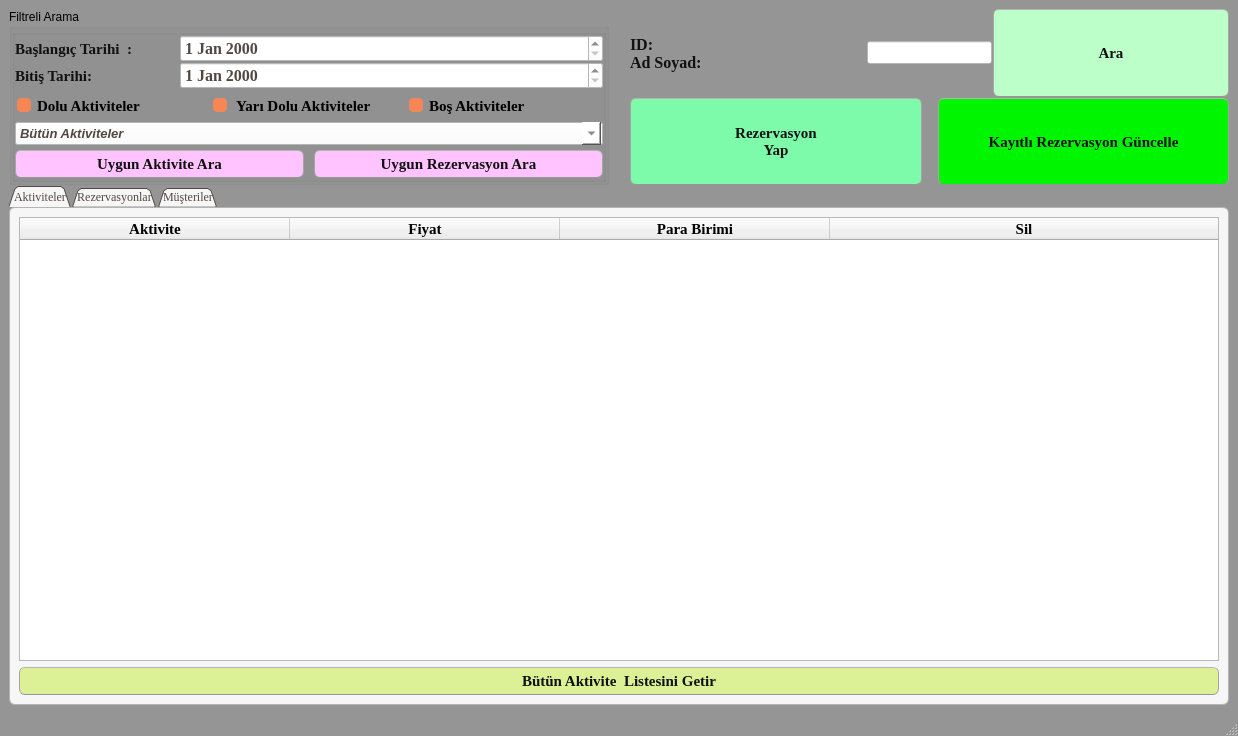
First picture: the form in ui_designs/rezTakip.ui, repository subhanakbenli/Rezervasyon-Takip-Program-, before the edit.
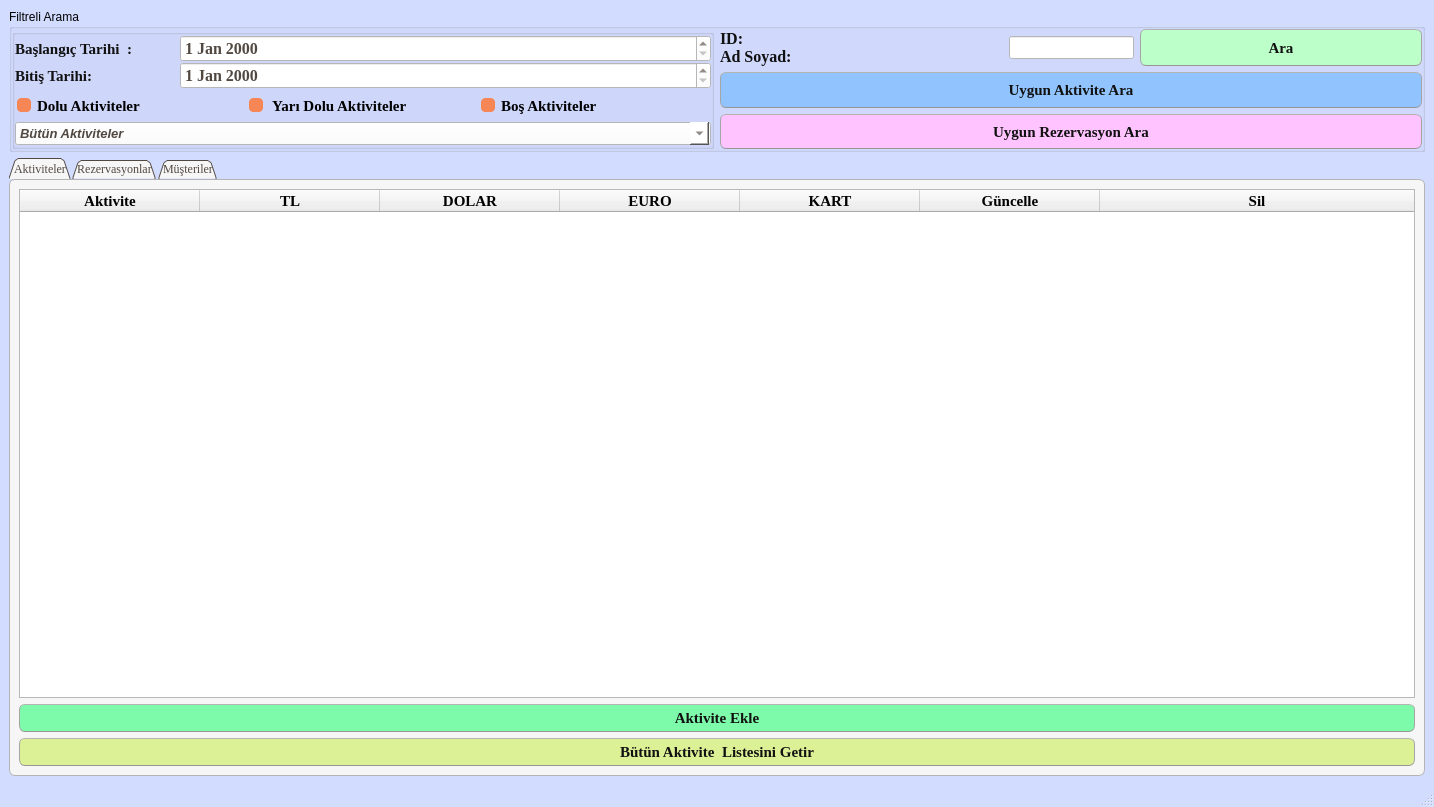
Second picture: the form after the edit. The open tabs and pages were chosen to show the change.

What changed in the file:
```diff
--- a/ui_designs/rezTakip.ui
+++ b/ui_designs/rezTakip.ui
@@ -6,8 +6,8 @@
    <rect>
     <x>0</x>
     <y>0</y>
-    <width>1238</width>
-    <height>736</height>
+    <width>1434</width>
+    <height>807</height>
    </rect>
   </property>
   <property name="minimumSize">
@@ -33,7 +33,7 @@
 Available at: https://github.com/GTRONICK/QSS/blob/master/Ubuntu.qss
 */
 QMainWindow {
-	background-color: rgb(149, 149, 149);
+	background-color: rgb(210, 220, 255);
 }
 QCheckBox {
 	padding:2px;
@@ -526,9 +526,9 @@
   <widget class="QWidget" name="centralwidget">
    <layout class="QGridLayout" name="gridLayout_2">
     <item row="0" column="0">
-     <layout class="QVBoxLayout" name="verticalLayout_6" stretch="1,4">
+     <layout class="QVBoxLayout" name="verticalLayout_6" stretch="1,9">
       <property name="spacing">
-       <number>1</number>
+       <number>6</number>
       </property>
       <item>
        <layout class="QHBoxLayout" name="horizontalLayout_7">
@@ -644,74 +644,6 @@
                 </item>
                </layout>
               </item>
-              <item row="3" column="0">
-               <layout class="QHBoxLayout" name="horizontalLayout">
-                <item>
-                 <widget class="QPushButton" name="UygunAktAra_pushButton">
-                  <property name="sizePolicy">
-                   <sizepolicy hsizetype="Minimum" vsizetype="Expanding">
-                    <horstretch>0</horstretch>
-                    <verstretch>0</verstretch>
-                   </sizepolicy>
-                  </property>
-                  <property name="font">
-                   <font>
-                    <family>Times New Roman</family>
-                    <pointsize>11</pointsize>
-                    <weight>75</weight>
-                    <bold>true</bold>
-                   </font>
-                  </property>
-                  <property name="styleSheet">
-                   <string notr="true">background-color:rgb(255, 196, 255)</string>
-                  </property>
-                  <property name="text">
-                   <string>Uygun Aktivite Ara</string>
-                  </property>
-                 </widget>
-                </item>
-                <item>
-                 <spacer name="horizontalSpacer">
-                  <property name="orientation">
-                   <enum>Qt::Horizontal</enum>
-                  </property>
-                  <property name="sizeType">
-                   <enum>QSizePolicy::Fixed</enum>
-                  </property>
-                  <property name="sizeHint" stdset="0">
-                   <size>
-                    <width>10</width>
-                    <height>20</height>
-                   </size>
-                  </property>
-                 </spacer>
-                </item>
-                <item>
-                 <widget class="QPushButton" name="UygunRezAra_pushButton">
-                  <property name="sizePolicy">
-                   <sizepolicy hsizetype="Minimum" vsizetype="Expanding">
-                    <horstretch>0</horstretch>
-                    <verstretch>0</verstretch>
-                   </sizepolicy>
-                  </property>
-                  <property name="font">
-                   <font>
-                    <family>Times New Roman</family>
-                    <pointsize>11</pointsize>
-                    <weight>75</weight>
-                    <bold>true</bold>
-                   </font>
-                  </property>
-                  <property name="styleSheet">
-                   <string notr="true">background-color:rgb(255, 196, 255)</string>
-                  </property>
-                  <property name="text">
-                   <string>Uygun Rezervasyon Ara</string>
-                  </property>
-                 </widget>
-                </item>
-               </layout>
-              </item>
               <item row="1" column="0">
                <layout class="QHBoxLayout" name="horizontalLayout_8">
                 <item>
@@ -794,28 +726,7 @@
              </layout>
             </widget>
            </item>
-          </layout>
-         </widget>
-        </item>
-        <item>
-         <spacer name="horizontalSpacer_2">
-          <property name="orientation">
-           <enum>Qt::Horizontal</enum>
-          </property>
-          <property name="sizeType">
-           <enum>QSizePolicy::Fixed</enum>
-          </property>
-          <property name="sizeHint" stdset="0">
-           <size>
-            <width>20</width>
-            <height>20</height>
-           </size>
-          </property>
-         </spacer>
-        </item>
-        <item>
-         <layout class="QVBoxLayout" name="verticalLayout_3">
-          <item>
+           <item row="0" column="1">
            <layout class="QVBoxLayout" name="verticalLayout_2">
             <item>
              <layout class="QHBoxLayout" name="horizontalLayout_3">
@@ -829,6 +740,9 @@
                   <bold>true</bold>
                  </font>
                 </property>
+                 <property name="styleSheet">
+                  <string notr="true"/>
+                 </property>
                 <property name="text">
                  <string>ID:
 Ad Soyad:</string>
@@ -885,12 +799,8 @@
               </item>
              </layout>
             </item>
-           </layout>
-          </item>
           <item>
-           <layout class="QHBoxLayout" name="horizontalLayout_2">
-            <item>
-             <widget class="QPushButton" name="rezYap_pushButton">
+              <widget class="QPushButton" name="UygunAktAra_pushButton">
               <property name="sizePolicy">
                <sizepolicy hsizetype="Minimum" vsizetype="Expanding">
                 <horstretch>0</horstretch>
@@ -906,32 +816,15 @@
                </font>
               </property>
               <property name="styleSheet">
-               <string notr="true">background-color:rgb(125, 250, 170)</string>
+                <string notr="true">background-color:rgb(145, 196, 255)</string>
               </property>
               <property name="text">
-               <string>Rezervasyon
-Yap</string>
+                <string>Uygun Aktivite Ara</string>
               </property>
              </widget>
             </item>
             <item>
-             <spacer name="horizontalSpacer_4">
-              <property name="orientation">
-               <enum>Qt::Horizontal</enum>
-              </property>
-              <property name="sizeType">
-               <enum>QSizePolicy::Fixed</enum>
-              </property>
-              <property name="sizeHint" stdset="0">
-               <size>
-                <width>15</width>
-                <height>20</height>
-               </size>
-              </property>
-             </spacer>
-            </item>
-            <item>
-             <widget class="QPushButton" name="rezguncelle_pushButton">
+              <widget class="QPushButton" name="UygunRezAra_pushButton">
               <property name="sizePolicy">
                <sizepolicy hsizetype="Minimum" vsizetype="Expanding">
                 <horstretch>0</horstretch>
@@ -947,16 +840,20 @@
                </font>
               </property>
               <property name="styleSheet">
-               <string notr="true">background-color:rgb(0, 245,0)</string>
+                <string notr="true">background-color:rgb(255, 196, 255)</string>
               </property>
               <property name="text">
-               <string>Kayıtlı Rezervasyon Güncelle</string>
+                <string>Uygun Rezervasyon Ara</string>
               </property>
              </widget>
             </item>
            </layout>
           </item>
          </layout>
+         </widget>
+        </item>
+        <item>
+         <layout class="QVBoxLayout" name="verticalLayout_3"/>
         </item>
        </layout>
       </item>
@@ -981,7 +878,7 @@
          <enum>QTabWidget::Triangular</enum>
         </property>
         <property name="currentIndex">
-         <number>1</number>
+         <number>0</number>
         </property>
         <property name="elideMode">
          <enum>Qt::ElideNone</enum>
@@ -1044,7 +941,7 @@
              <number>0</number>
             </property>
             <attribute name="horizontalHeaderDefaultSectionSize">
-             <number>270</number>
+             <number>180</number>
             </attribute>
             <attribute name="horizontalHeaderHighlightSections">
              <bool>true</bool>
@@ -1071,12 +968,27 @@
             </column>
             <column>
              <property name="text">
-              <string>Fiyat</string>
+              <string>TL</string>
              </property>
             </column>
             <column>
              <property name="text">
-              <string>Para Birimi</string>
+              <string>DOLAR</string>
+             </property>
+            </column>
+            <column>
+             <property name="text">
+              <string>EURO</string>
+             </property>
+            </column>
+            <column>
+             <property name="text">
+              <string>KART</string>
+             </property>
+            </column>
+            <column>
+             <property name="text">
+              <string>Güncelle</string>
              </property>
             </column>
             <column>
@@ -1086,7 +998,7 @@
             </column>
            </widget>
           </item>
-          <item row="1" column="0">
+          <item row="2" column="0">
            <widget class="QPushButton" name="aktiviteListele_pushButton">
             <property name="sizePolicy">
              <sizepolicy hsizetype="Minimum" vsizetype="Fixed">
@@ -1110,6 +1022,30 @@
             </property>
            </widget>
           </item>
+          <item row="1" column="0">
+           <widget class="QPushButton" name="aktEkle_pushButton">
+            <property name="sizePolicy">
+             <sizepolicy hsizetype="Minimum" vsizetype="Fixed">
+              <horstretch>0</horstretch>
+              <verstretch>0</verstretch>
+             </sizepolicy>
+            </property>
+            <property name="font">
+             <font>
+              <family>Times New Roman</family>
+              <pointsize>11</pointsize>
+              <weight>75</weight>
+              <bold>true</bold>
+             </font>
+            </property>
+            <property name="styleSheet">
+             <string notr="true">background-color:rgb(125, 250, 170)</string>
+            </property>
+            <property name="text">
+             <string>Aktivite Ekle</string>
+            </property>
+           </widget>
+          </item>
          </layout>
         </widget>
         <widget class="QWidget" name="tab_2">
@@ -1152,7 +1088,7 @@
              <number>0</number>
             </property>
             <attribute name="horizontalHeaderDefaultSectionSize">
-             <number>150</number>
+             <number>140</number>
             </attribute>
             <attribute name="horizontalHeaderStretchLastSection">
              <bool>true</bool>
@@ -1209,6 +1145,11 @@
               <string>Para Birimi</string>
              </property>
             </column>
+            <column>
+             <property name="text">
+              <string>Güncelle</string>
+             </property>
+            </column>
             <column>
              <property name="text">
               <string>Sil</string>
@@ -1216,7 +1157,7 @@
             </column>
            </widget>
           </item>
-          <item row="2" column="0">
+          <item row="4" column="0">
            <widget class="QPushButton" name="rezervasyonListele_pushButton">
             <property name="sizePolicy">
              <sizepolicy hsizetype="Minimum" vsizetype="Fixed">
@@ -1240,6 +1181,54 @@
             </property>
            </widget>
           </item>
+          <item row="3" column="0">
+           <widget class="QPushButton" name="rezYap_pushButton">
+            <property name="sizePolicy">
+             <sizepolicy hsizetype="Minimum" vsizetype="Fixed">
+              <horstretch>0</horstretch>
+              <verstretch>0</verstretch>
+             </sizepolicy>
+            </property>
+            <property name="font">
+             <font>
+              <family>Times New Roman</family>
+              <pointsize>11</pointsize>
+              <weight>75</weight>
+              <bold>true</bold>
+             </font>
+            </property>
+            <property name="styleSheet">
+             <string notr="true">background-color:rgb(125, 250, 170)</string>
+            </property>
+            <property name="text">
+             <string>Rezervasyon Yap</string>
+            </property>
+           </widget>
+          </item>
+          <item row="2" column="0">
+           <widget class="QPushButton" name="rezguncelle_pushButton">
+            <property name="sizePolicy">
+             <sizepolicy hsizetype="Minimum" vsizetype="Fixed">
+              <horstretch>0</horstretch>
+              <verstretch>0</verstretch>
+             </sizepolicy>
+            </property>
+            <property name="font">
+             <font>
+              <family>Times New Roman</family>
+              <pointsize>11</pointsize>
+              <weight>75</weight>
+              <bold>true</bold>
+             </font>
+            </property>
+            <property name="styleSheet">
+             <string notr="true">background-color:rgb(0, 245,0)</string>
+            </property>
+            <property name="text">
+             <string>Kayıtlı Rezervasyon Güncelle</string>
+            </property>
+           </widget>
+          </item>
          </layout>
         </widget>
         <widget class="QWidget" name="tab_3">
@@ -1247,6 +1236,30 @@
           <string>Müşteriler</string>
          </attribute>
          <layout class="QGridLayout" name="gridLayout_6">
+          <item row="2" column="0">
+           <widget class="QPushButton" name="musterilerListele_pushButton">
+            <property name="sizePolicy">
+             <sizepolicy hsizetype="Minimum" vsizetype="Fixed">
+              <horstretch>0</horstretch>
+              <verstretch>0</verstretch>
+             </sizepolicy>
+            </property>
+            <property name="font">
+             <font>
+              <family>Times New Roman</family>
+              <pointsize>11</pointsize>
+              <weight>75</weight>
+              <bold>true</bold>
+             </font>
+            </property>
+            <property name="styleSheet">
+             <string notr="true">background-color:rgb(220,240,150)</string>
+            </property>
+            <property name="text">
+             <string>Bütün Müşteri Listesini Getir</string>
+            </property>
+           </widget>
+          </item>
           <item row="0" column="0">
            <widget class="QTableWidget" name="musteri_tableWidget">
             <property name="font">
@@ -1282,7 +1295,7 @@
              <number>0</number>
             </property>
             <attribute name="horizontalHeaderDefaultSectionSize">
-             <number>170</number>
+             <number>200</number>
             </attribute>
             <attribute name="horizontalHeaderStretchLastSection">
              <bool>true</bool>
@@ -1299,11 +1312,6 @@
             <attribute name="verticalHeaderStretchLastSection">
              <bool>false</bool>
             </attribute>
-            <column>
-             <property name="text">
-              <string>ID</string>
-             </property>
-            </column>
             <column>
              <property name="text">
               <string>Otel Adı</string>
@@ -1329,6 +1337,11 @@
               <string>Toplam</string>
              </property>
             </column>
+            <column>
+             <property name="text">
+              <string>Güncelle</string>
+             </property>
+            </column>
             <column>
              <property name="text">
               <string>Sil</string>
@@ -1337,7 +1350,7 @@
            </widget>
           </item>
           <item row="1" column="0">
-           <widget class="QPushButton" name="musterilerListele_pushButton">
+           <widget class="QPushButton" name="musEkle_pushButton">
             <property name="sizePolicy">
              <sizepolicy hsizetype="Minimum" vsizetype="Fixed">
               <horstretch>0</horstretch>
@@ -1353,10 +1366,10 @@
              </font>
             </property>
             <property name="styleSheet">
-             <string notr="true">background-color:rgb(220,240,150)</string>
+             <string notr="true">background-color:rgb(125, 250, 170)</string>
             </property>
             <property name="text">
-             <string>Bütün Müşteri Listesini Getir</string>
+             <string>Müşteri Ekle</string>
             </property>
            </widget>
           </item>
@@ -1373,7 +1386,7 @@
     <rect>
      <x>0</x>
      <y>0</y>
-     <width>1238</width>
+     <width>1434</width>
      <height>25</height>
     </rect>
    </property>
```
Lines whose indentation alone changed are shown as unchanged.
